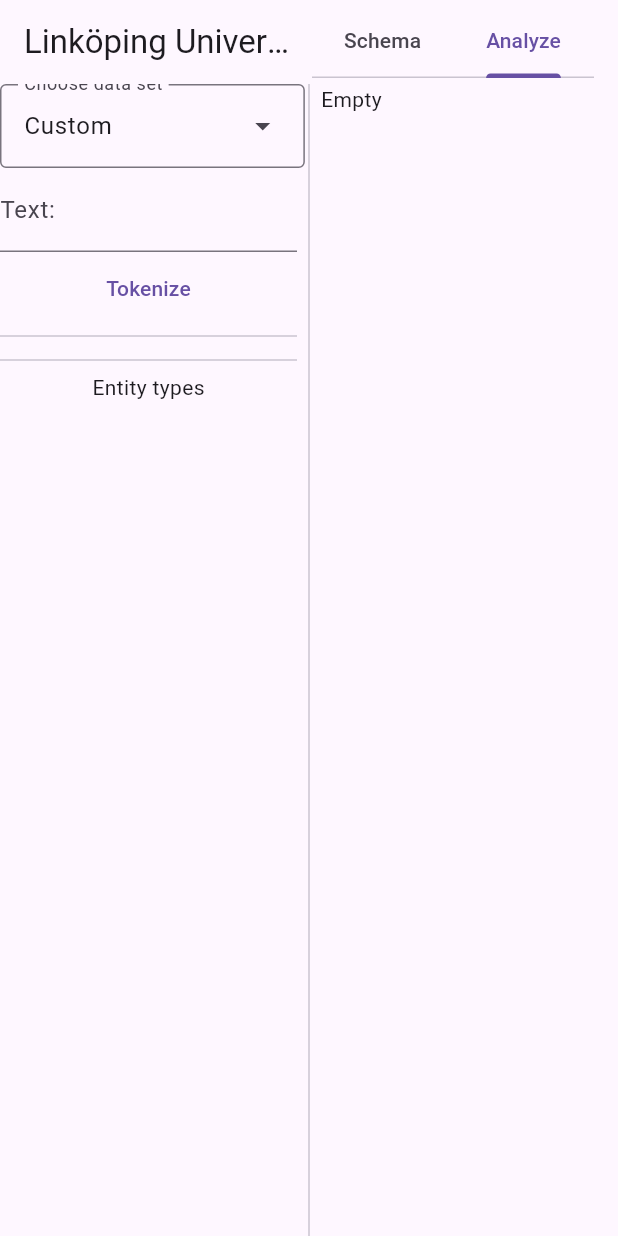
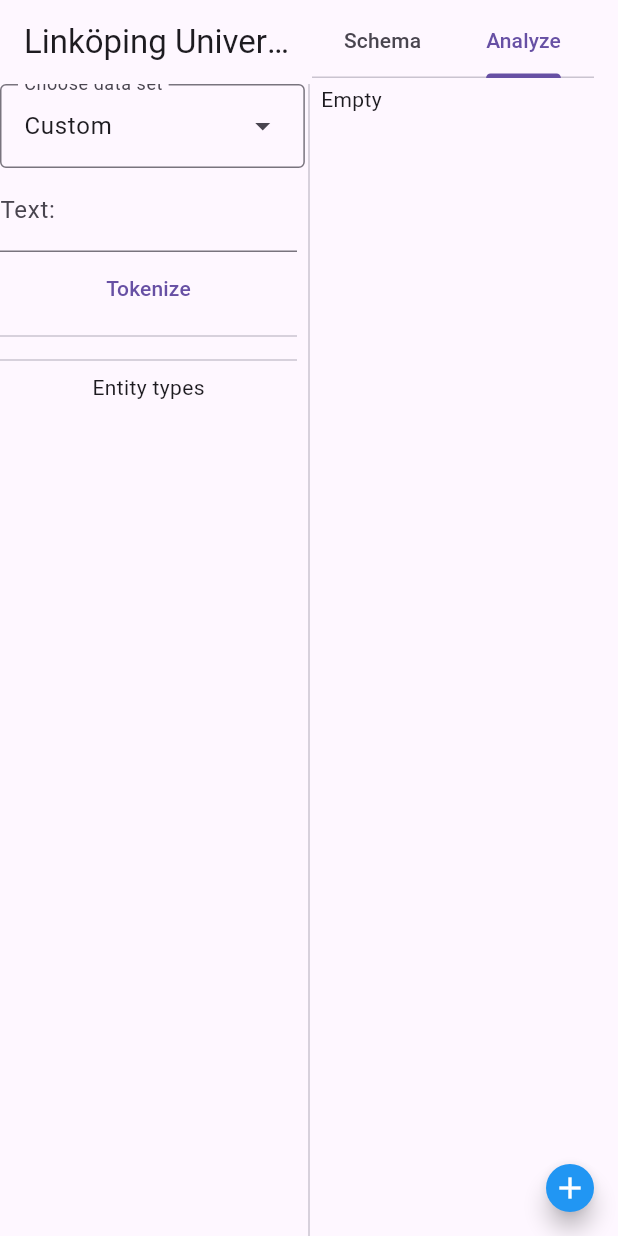
Before and after one commit to LiUSemWeb/LINTEXT, a Flutter app: the screen it shows after launch, tab 2 chosen, on a phone screen of 412 x 824 dp. Run offline on Flutter 3.47's test engine with Material 3 defaults, Android fonts, the light colour scheme and no system bars; missing offline and left inert: file_selector; generated files the repository leaves out were written again.

Commit message:
Minor staging changes for demo paper.

```diff
--- a/lib/src/views/mainpane.dart
+++ b/lib/src/views/mainpane.dart
@@ -143,6 +143,21 @@ class _MainPageViewState extends State<MainPageView>
               ),
             ),
           ],
+        ),
+      ),
+      floatingActionButton: SizedBox(
+        height: 32,
+        width: 32,
+        child: FloatingActionButton(
+          backgroundColor: Colors.blue,
+          // tooltip: 'Increment',
+
+          onPressed: () {},
+          child: const Icon(
+            Icons.add,
+            color: Colors.white,
+            size: 24,
+          ),
         ),
       ),
       body: Row(
```
Also changed, not shown: lib/src/views/relationview.dart (+13 -0 lines), 1 other file.
